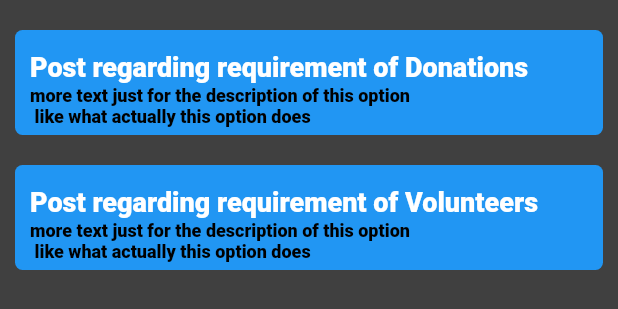
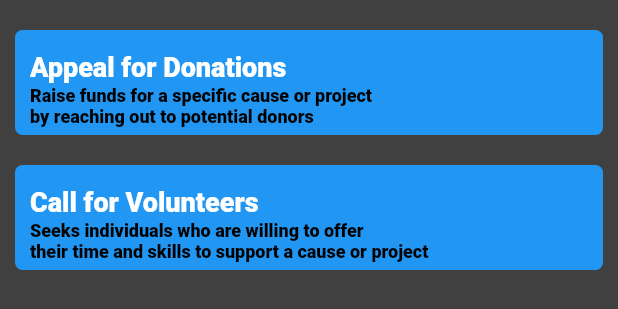
Before and after one commit to Ayush0316/ngo-app, a Flutter app: what post_ngo() shows on an empty page, opened directly, on a phone screen of 412 x 824 dp. Shown: the top 309 px of the screen. Run offline on Flutter 3.47's test engine with Material 2 defaults, Android fonts, the phone set to English and light mode, and no system bars; our stand-ins replace carousel_slider, cloud_firestore, firebase_auth, firebase_core, firebase_storage, flutter_form_builder and 5 more; missing offline and left inert: autocomplete_textfield, form_builder_phone_field, tflite_flutter; accounts and stored records are empty; network calls fail; Roboto replaces fonts that are missing (Roboto-Black).

Commit message:
post button titles and subtitles added

```diff
--- a/ngo_app/lib/screens/Account/account.dart
+++ b/ngo_app/lib/screens/Account/account.dart
@@ -283,6 +283,7 @@ class _AccountState extends State<Account> {
                         child: Row(children: [
                           Icon(
                             Icons.logout_sharp,
+                            color: Colors.blue,
                             size: 22,
                           ),
                           SizedBox(
--- a/ngo_app/lib/screens/home/Ngo/Posts/post.dart
+++ b/ngo_app/lib/screens/home/Ngo/Posts/post.dart
@@ -32,7 +32,7 @@ class _post_ngoState extends State<post_ngo> {
                 alignment: Alignment.bottomLeft,
                 child: RichText(
                   text: TextSpan(
-                    text: 'Post regarding requirement of Donations\n',
+                    text: 'Appeal for Donations\n',
                     style: TextStyle(
                       height: 1.5,
                       fontSize: 18.0,
@@ -43,7 +43,7 @@ class _post_ngoState extends State<post_ngo> {
                     children: const <TextSpan>[
                       TextSpan(
                         text:
-                            "more text just for the description of this option \n like what actually this option does",
+                            "Raise funds for a specific cause or project\nby reaching out to potential donors",
                         style: TextStyle(
                             color: Colors.black,
                             height: 1.2,
@@ -79,7 +79,7 @@ class _post_ngoState extends State<post_ngo> {
                 alignment: Alignment.bottomLeft,
                 child: RichText(
                   text: TextSpan(
-                    text: 'Post regarding requirement of Volunteers \n',
+                    text: 'Call for Volunteers\n',
                     style: TextStyle(
                       height: 1.5,
                       fontSize: 18.0,
@@ -90,7 +90,7 @@ class _post_ngoState extends State<post_ngo> {
                     children: const <TextSpan>[
                       TextSpan(
                         text:
-                            "more text just for the description of this option \n like what actually this option does",
+                            "Seeks individuals who are willing to offer\ntheir time and skills to support a cause or project",
                         style: TextStyle(
                             color: Colors.black,
                             height: 1.2,
--- a/ngo_app/lib/screens/side menu/sideMenu.dart
+++ b/ngo_app/lib/screens/side menu/sideMenu.dart
@@ -205,7 +205,7 @@ class _sideMenuState extends State<sideMenu> {
           ListTile(
             leading: Icon(
               Icons.logout_sharp,
-              color: Colors.deepPurple,
+              color: Colors.blue,
             ),
             title: Text(
               "LogOut",
```
